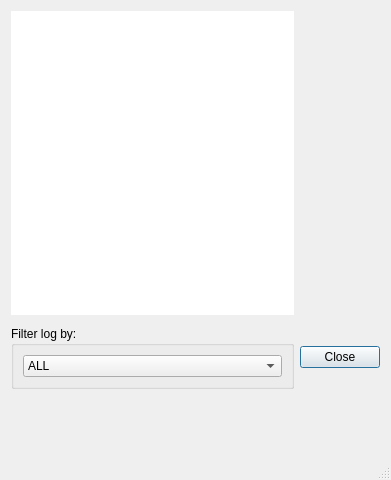
Before: the Qt Designer form logdisplaydialog.ui in greblus/aspeqt, drawn with Qt 5.
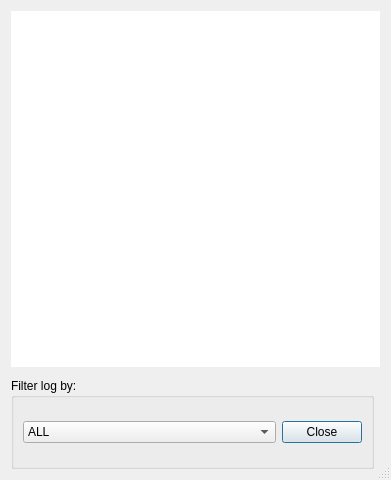
After: the same form once the commit is applied.

Commit message: Logdisplaydialog layout tweaks. Rebuilt with Qt5.12.2.

Patch:
```diff
--- a/logdisplaydialog.ui
+++ b/logdisplaydialog.ui
@@ -26,89 +26,10 @@
    <bool>false</bool>
   </property>
   <layout class="QGridLayout" name="gridLayout">
-   <item row="0" column="0">
-    <widget class="QTextEdit" name="textEdit">
-     <property name="sizePolicy">
-      <sizepolicy hsizetype="Expanding" vsizetype="Minimum">
-       <horstretch>0</horstretch>
-       <verstretch>0</verstretch>
-      </sizepolicy>
-     </property>
-     <property name="styleSheet">
-      <string notr="true">QScrollBar:vertical {
-     border: 1px solid grey;
-     background: white;
-     width: 40px;
-     margin: 41px 0 41px 0;
- }
- QScrollBar::handle:vertical {
-     background: lightblue;
-     min-height: 40px;
-     max-height: 100px;
- }
- QScrollBar::add-line:vertical {
-     border: 1px solid grey;
-     background: white;
-     height: 40px;
-     subcontrol-position: bottom;
-     subcontrol-origin: margin;
- }
-
- QScrollBar::sub-line:vertical {
-     border: 1px solid grey;
-     background: white;
-     height: 40px;
-     subcontrol-position: top;
-     subcontrol-origin: margin;
- }
- QScrollBar::up-arrow:vertical, QScrollBar::down-arrow:vertical {
-     border: 1px solid grey;
-     width: 3px;
-     height: 3px;
-     background: white;
- }
-
- QScrollBar::add-page:vertical, QScrollBar::sub-page:vertical {
-      background: none;
-}</string>
-     </property>
-     <property name="frameShape">
-      <enum>QFrame::NoFrame</enum>
-     </property>
-     <property name="verticalScrollBarPolicy">
-      <enum>Qt::ScrollBarAlwaysOff</enum>
-     </property>
-     <property name="horizontalScrollBarPolicy">
-      <enum>Qt::ScrollBarAlwaysOff</enum>
-     </property>
-     <property name="readOnly">
-      <bool>true</bool>
-     </property>
-     <property name="textInteractionFlags">
-      <set>Qt::NoTextInteraction</set>
-     </property>
-    </widget>
-   </item>
-   <item row="3" column="0">
-    <spacer name="verticalSpacer">
-     <property name="orientation">
-      <enum>Qt::Vertical</enum>
-     </property>
-     <property name="sizeType">
-      <enum>QSizePolicy::Fixed</enum>
-     </property>
-     <property name="sizeHint" stdset="0">
-      <size>
-       <width>20</width>
-       <height>80</height>
-      </size>
-     </property>
-    </spacer>
-   </item>
    <item row="2" column="0">
     <widget class="QGroupBox" name="groupBox">
      <property name="sizePolicy">
-      <sizepolicy hsizetype="Preferred" vsizetype="Preferred">
+      <sizepolicy hsizetype="Expanding" vsizetype="Minimum">
        <horstretch>0</horstretch>
        <verstretch>0</verstretch>
       </sizepolicy>
@@ -117,7 +38,7 @@
       <string>Filter log by:</string>
      </property>
      <layout class="QHBoxLayout" name="horizontalLayout">
-      <item>
+      <item alignment="Qt::AlignVCenter">
        <widget class="QComboBox" name="listByDisk">
         <property name="editable">
          <bool>false</bool>
@@ -210,9 +131,91 @@
         </item>
        </widget>
       </item>
+      <item alignment="Qt::AlignVCenter">
+       <widget class="QDialogButtonBox" name="buttonBox">
+        <property name="sizePolicy">
+         <sizepolicy hsizetype="Fixed" vsizetype="Fixed">
+          <horstretch>0</horstretch>
+          <verstretch>0</verstretch>
+         </sizepolicy>
+        </property>
+        <property name="minimumSize">
+         <size>
+          <width>0</width>
+          <height>50</height>
+         </size>
+        </property>
+        <property name="standardButtons">
+         <set>QDialogButtonBox::Close</set>
+        </property>
+       </widget>
+      </item>
      </layout>
     </widget>
    </item>
+   <item row="0" column="0" colspan="2">
+    <widget class="QTextEdit" name="textEdit">
+     <property name="sizePolicy">
+      <sizepolicy hsizetype="Expanding" vsizetype="Expanding">
+       <horstretch>0</horstretch>
+       <verstretch>0</verstretch>
+      </sizepolicy>
+     </property>
+     <property name="styleSheet">
+      <string notr="true">QScrollBar:vertical {
+     border: 1px solid grey;
+     background: white;
+     width: 40px;
+     margin: 41px 0 41px 0;
+ }
+ QScrollBar::handle:vertical {
+     background: lightblue;
+     min-height: 40px;
+     max-height: 100px;
+ }
+ QScrollBar::add-line:vertical {
+     border: 1px solid grey;
+     background: white;
+     height: 40px;
+     subcontrol-position: bottom;
+     subcontrol-origin: margin;
+ }
+
+ QScrollBar::sub-line:vertical {
+     border: 1px solid grey;
+     background: white;
+     height: 40px;
+     subcontrol-position: top;
+     subcontrol-origin: margin;
+ }
+ QScrollBar::up-arrow:vertical, QScrollBar::down-arrow:vertical {
+     border: 1px solid grey;
+     width: 3px;
+     height: 3px;
+     background: white;
+ }
+
+ QScrollBar::add-page:vertical, QScrollBar::sub-page:vertical {
+      background: none;
+}</string>
+     </property>
+     <property name="frameShape">
+      <enum>QFrame::NoFrame</enum>
+     </property>
+     <property name="verticalScrollBarPolicy">
+      <enum>Qt::ScrollBarAlwaysOff</enum>
+     </property>
+     <property name="horizontalScrollBarPolicy">
+      <enum>Qt::ScrollBarAlwaysOff</enum>
+     </property>
+     <property name="readOnly">
+      <bool>true</bool>
+     </property>
+     <property name="textInteractionFlags">
+      <set>Qt::NoTextInteraction</set>
+     </property>
+    </widget>
+   </item>
    <item row="1" column="0">
     <spacer name="verticalSpacer_2">
      <property name="orientation">
@@ -229,25 +232,6 @@
      </property>
     </spacer>
    </item>
-   <item row="2" column="1">
-    <widget class="QDialogButtonBox" name="buttonBox">
-     <property name="sizePolicy">
-      <sizepolicy hsizetype="Fixed" vsizetype="Fixed">
-       <horstretch>0</horstretch>
-       <verstretch>0</verstretch>
-      </sizepolicy>
-     </property>
-     <property name="minimumSize">
-      <size>
-       <width>0</width>
-       <height>50</height>
-      </size>
-     </property>
-     <property name="standardButtons">
-      <set>QDialogButtonBox::Close</set>
-     </property>
-    </widget>
-   </item>
   </layout>
  </widget>
  <resources/>
```
Left out of the diff: 64 changed lines with no effect on the pictures. The commit also changes 4 other files.
